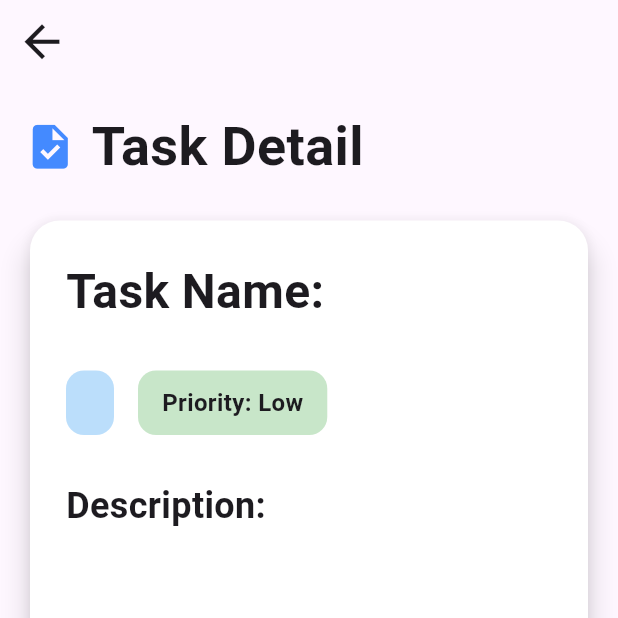
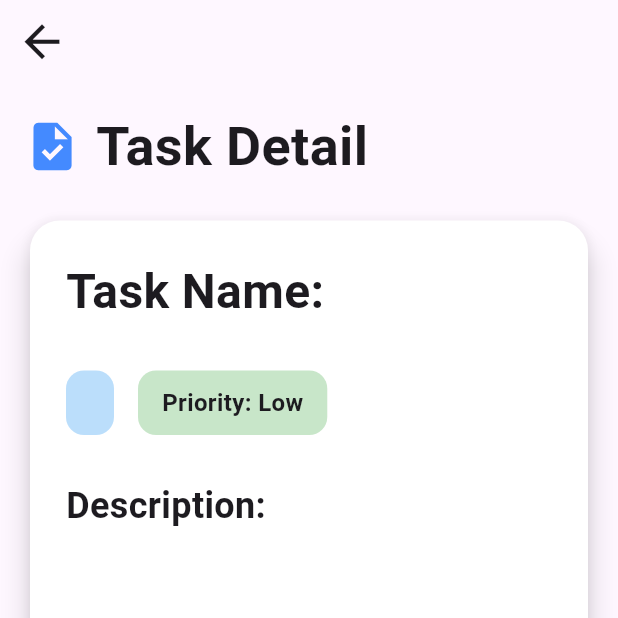
Before and after one commit to Moazzamkhan19/Shigoto, a Flutter app: the TaskDetail screen opened directly with empty values, on a phone screen of 412 x 824 dp, the top half of it. Run offline on Flutter 3.47's test engine with Material 3 defaults, Android fonts, the phone set to English and light mode, and no system bars; our stand-ins replace cloud_firestore, firebase_auth, firebase_core, firebase_storage, fl_chart, flutter_signin_button and 2 more; accounts and stored records are empty.

```diff
--- a/lib/Controller/taskController.dart
+++ b/lib/Controller/taskController.dart
@@ -61,7 +61,6 @@ class TaskController {
     }
     return userMap;
   }
-
   Future<bool> updateTask({
     required String taskId,
     required String taskName,
--- a/lib/Model/Task_Model.dart
+++ b/lib/Model/Task_Model.dart
@@ -38,7 +38,6 @@ class TaskModel {
       assignedTo: List<String>.from(map['assignedTo'] ?? []),
     );
   }
-
   Map<String, dynamic> toMap() {
     return {
       'taskId': taskId,
--- a/lib/View/ProjectBoardScreen.dart
+++ b/lib/View/ProjectBoardScreen.dart
@@ -111,7 +111,6 @@ class _ProjectboardscreenState extends State<Projectboardscreen> {
                       }
 
                       final tasks = snapshot.data!;
-
                       return GridView.builder(
                         itemCount: tasks.length,
                         gridDelegate: const SliverGridDelegateWithFixedCrossAxisCount(
--- a/lib/View/TaskDetail.dart
+++ b/lib/View/TaskDetail.dart
@@ -274,7 +274,7 @@ class _TaskDetailState extends State<TaskDetail> {
             // Header
             Row(
               children: const [
-                Icon(Icons.task, size: 35, color: Colors.blueAccent),
+                Icon(Icons.task, size: 38, color: Colors.blueAccent),
                 SizedBox(width: 10),
                 Text(
                   "Task Detail",
```
